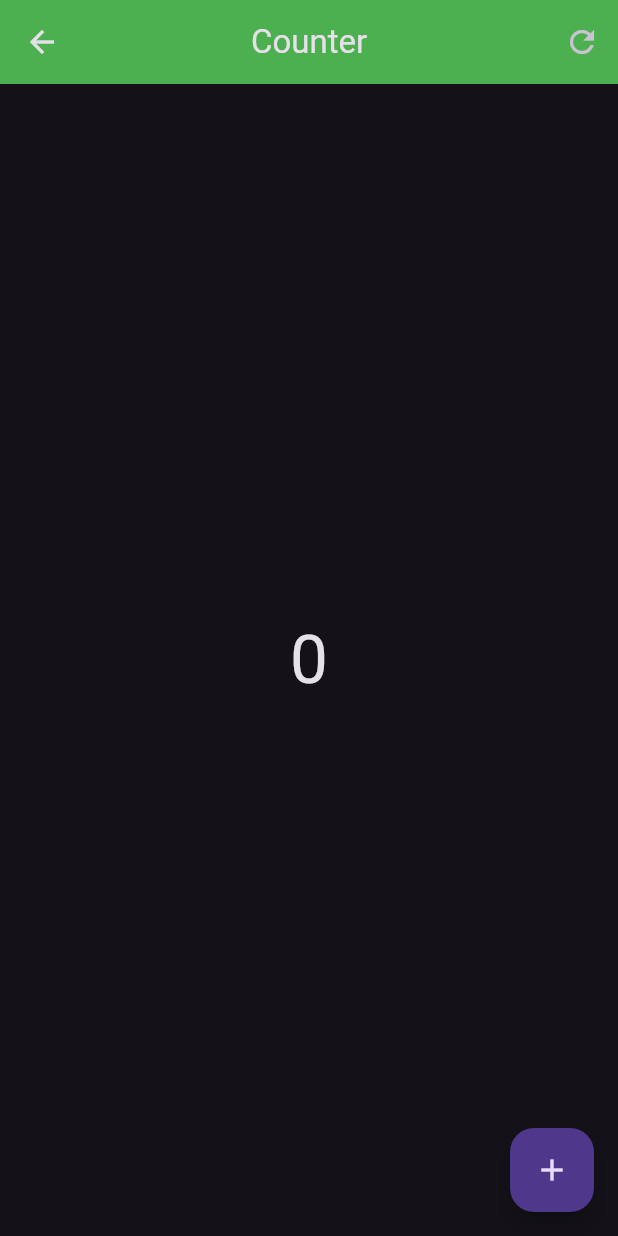
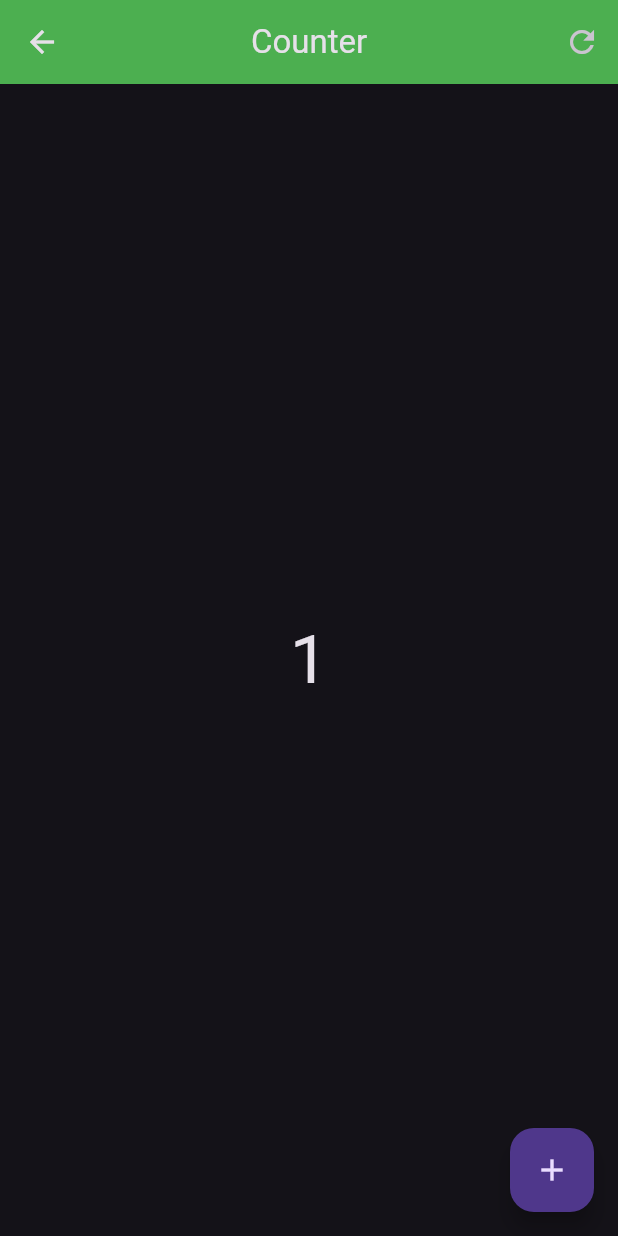
Before and after one commit to TimaliveProgman/flutter_riverpod_lesson2, a Flutter app: the CounterPage screen opened directly, after a tap on the "add" icon, on a phone screen of 412 x 824 dp. Run offline on Flutter 3.47's test engine with Material 3 defaults, Android fonts, the phone set to English and light mode, and no system bars; our stand-ins replace flutter_riverpod.

Commit message:
increament counter

```diff
--- a/lib/main.dart
+++ b/lib/main.dart
@@ -56,6 +56,8 @@ class CounterPage extends ConsumerWidget {
 
   @override
   Widget build(BuildContext context, WidgetRef ref) {
+    final int counter = ref.watch(counterProvider);
+
     return Scaffold(
       appBar: AppBar(
         centerTitle: true,
@@ -65,11 +67,14 @@ class CounterPage extends ConsumerWidget {
         ],
       ),
       body: Center(
-        child: Text('0', style: Theme.of(context).textTheme.displayMedium),
+        child: Text(counter.toString(),
+            style: Theme.of(context).textTheme.displayMedium),
       ),
       floatingActionButton: FloatingActionButton(
         child: const Icon(Icons.add),
-        onPressed: () {},
+        onPressed: () {
+          ref.read(counterProvider.notifier).state++;
+        },
       ),
     );
   }
```
